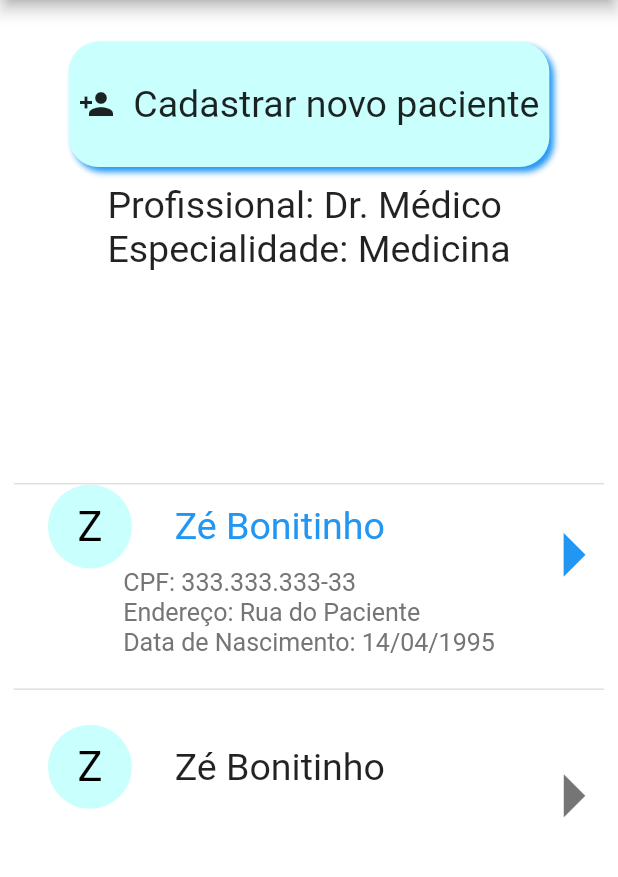
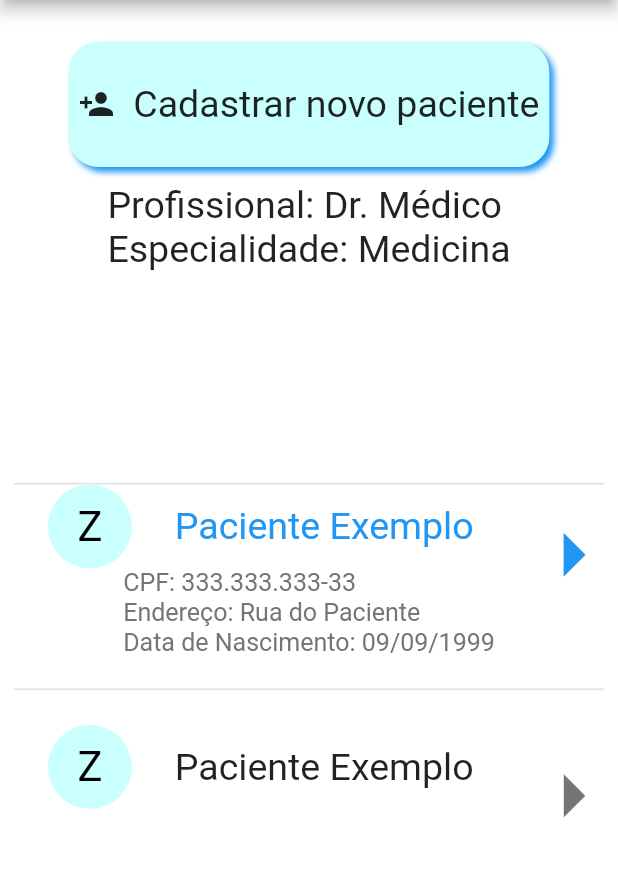
Before and after one commit to GCAS-UFF/cardio_flutter, a Flutter app: the PgFoudation screen opened directly, after a tap on an icon or button, on a phone screen of 412 x 824 dp, the part 84-961 px from its top. Run offline on Flutter 3.47's test engine with Material 2 defaults, Android fonts, the phone set to English and light mode, and no system bars; our stand-ins replace bloc, dartz, data_connection_checker, equatable, firebase_auth, firebase_database and 3 more; accounts and stored records are empty.

Commit message:
Improves strings for demonstration

```diff
--- a/lib/core/widgets/patient_tile.dart
+++ b/lib/core/widgets/patient_tile.dart
@@ -37,7 +37,7 @@ class _PatientTileState extends State<PatientTile> {
         title: Padding(
           padding: Dimensions.getEdgeInsetsAll(context, 5),
           child: Text(
-            "Zé Bonitinho",
+            "Paciente Exemplo",
             style: TextStyle(fontSize: Dimensions.getTextSize(context, 18)),
           ),
         ),
--- a/lib/features/auth/presentation/pages/menu_page.dart
+++ b/lib/features/auth/presentation/pages/menu_page.dart
@@ -19,7 +19,7 @@ class MenuPage extends StatelessWidget {
               Padding(
                 padding: Dimensions.getEdgeInsetsAll(context, 8),
                 child: Text(
-                  "Paciente: Zé Bonitinho\nIdade: 24",
+                  "Paciente: Paciente Exemplo\nIdade: 24",
                   textAlign: TextAlign.center,
                   style: TextStyle(
                       color: Colors.white,
--- a/lib/resources/strings.dart
+++ b/lib/resources/strings.dart
@@ -29,7 +29,7 @@ class Strings {
   static const adress = "Endereço";
   static const adress_patient = ": Rua do Paciente\n";
   static const birth = "Data de Nascimento: ";
-  static const birth_date = "14/04/1995";
+  static const birth_date = "09/09/1999";
 
   // Patient Sign Up Page
 
```
